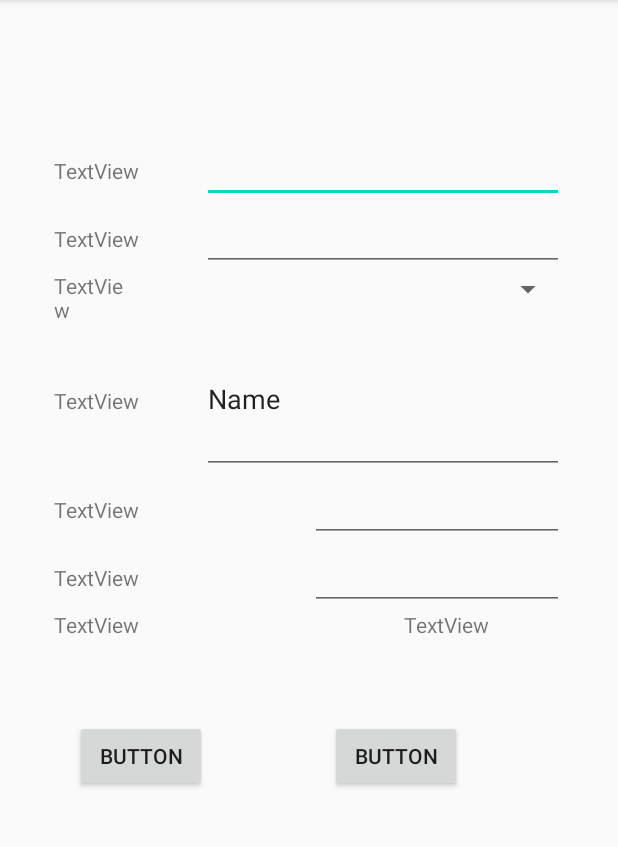
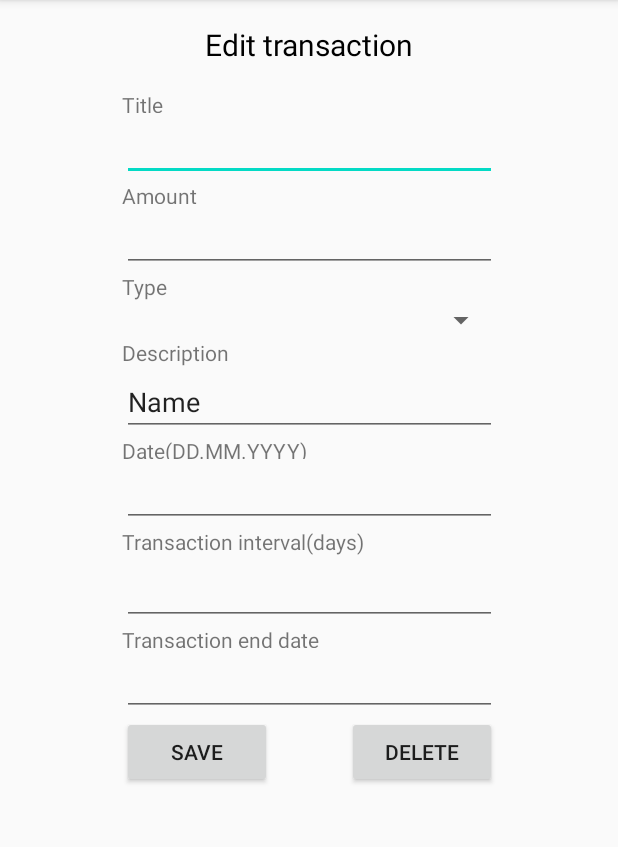
Before and after one commit to nhastor1/Personal-finances-application, an Android app: the fragment TransactionDetailFragment shown on its own in the app's theme, on a phone screen of 412 x 824 dp, the part 84-931 px from its top. Run offline under Robolectric (Android 15) with nearby library versions, the phone set to English and light mode, and no system bars.

Commit message:
Some buggs from spirala1 repaired

```diff
--- a/app/src/main/java/ba/unsa/etf/rma/rma20hastornedim52/DataChecker.java
+++ b/app/src/main/java/ba/unsa/etf/rma/rma20hastornedim52/DataChecker.java
@@ -7,6 +7,9 @@ import java.util.Date;
 
 public class DataChecker {
     public static void validDate(String date){
+        if(date.equals(""))
+            throw new IllegalArgumentException("Incorrect date");
+
         date = date.trim();
         String[] d = date.split("\\.");
         int day = Integer.parseInt(d[0]);
--- a/app/src/main/res/layout/edit_transaction.xml
+++ b/app/src/main/res/layout/edit_transaction.xml
@@ -214,7 +214,7 @@
                     android:text="TextView" />
 
                 <TextView
-                    android:id="@+id/textViewEndDateEdit2"
+                    android:id="@+id/editTextEndDateEdit"
                     android:layout_width="wrap_content"
                     android:layout_height="40dp"
                     android:layout_weight="3"
--- a/app/src/main/res/layout/fragment_transaction_edit.xml
+++ b/app/src/main/res/layout/fragment_transaction_edit.xml
@@ -9,23 +9,24 @@
     <TextView
         android:id="@+id/textViewEditOrAdd"
         android:layout_width="250dp"
-        android:layout_height="50dp"
+        android:layout_height="40dp"
         android:layout_marginStart="30dp"
-        android:layout_marginTop="20dp"
+        android:layout_marginTop="10dp"
         android:layout_marginEnd="30dp"
-        android:textSize="20sp"
         android:gravity="center"
         android:textColor="@android:color/black"
+        android:textSize="20sp"
+        android:text="@string/edit_transaction"
         app:layout_constraintEnd_toEndOf="parent"
         app:layout_constraintStart_toStartOf="parent"
         app:layout_constraintTop_toTopOf="parent" />
 
     <TableLayout
         android:id="@+id/tableLayout"
-        android:layout_width="340dp"
-        android:layout_height="450dp"
+        android:layout_width="250dp"
+        android:layout_height="480dp"
         android:layout_marginStart="50dp"
-        android:layout_marginTop="20dp"
+        android:layout_marginTop="10dp"
         android:layout_marginEnd="50dp"
         app:layout_constraintEnd_toEndOf="parent"
         app:layout_constraintStart_toStartOf="parent"
@@ -39,18 +40,18 @@
                 android:layout_width="match_parent"
                 android:layout_height="match_parent"
                 android:layout_weight="5"
-                android:orientation="horizontal">
+                android:orientation="vertical">
 
                 <TextView
                     android:id="@+id/textViewTitleEdit"
-                    android:layout_width="80dp"
-                    android:layout_height="30dp"
+                    android:layout_width="match_parent"
+                    android:layout_height="15dp"
                     android:layout_weight="2"
-                    android:text="TextView" />
+                    android:text="@string/title" />
 
                 <EditText
                     android:id="@+id/editTextTitle"
-                    android:layout_width="wrap_content"
+                    android:layout_width="250dp"
                     android:layout_height="wrap_content"
                     android:layout_weight="3"
                     android:ems="10"
@@ -67,18 +68,18 @@
                 android:layout_width="match_parent"
                 android:layout_height="match_parent"
                 android:layout_weight="5"
-                android:orientation="horizontal">
+                android:orientation="vertical">
 
                 <TextView
                     android:id="@+id/textViewAmountEdit"
-                    android:layout_width="80dp"
-                    android:layout_height="wrap_content"
+                    android:layout_width="match_parent"
+                    android:layout_height="15dp"
                     android:layout_weight="2"
-                    android:text="TextView" />
+                    android:text="@string/amount" />
 
                 <EditText
                     android:id="@+id/editTextAmount"
-                    android:layout_width="wrap_content"
+                    android:layout_width="match_parent"
                     android:layout_height="wrap_content"
                     android:layout_weight="3"
                     android:ems="10"
@@ -95,14 +96,14 @@
                 android:layout_width="match_parent"
                 android:layout_height="match_parent"
                 android:layout_weight="5"
-                android:orientation="horizontal">
+                android:orientation="vertical">
 
                 <TextView
                     android:id="@+id/textViewTypeEdit"
-                    android:layout_width="80dp"
-                    android:layout_height="wrap_content"
+                    android:layout_width="match_parent"
+                    android:layout_height="20dp"
                     android:layout_weight="2"
-                    android:text="TextView" />
+                    android:text="@string/type" />
 
                 <Spinner
                     android:id="@+id/spinnerTransactionType"
@@ -119,26 +120,26 @@
 
             <LinearLayout
                 android:layout_width="match_parent"
-                android:layout_height="100dp"
+                android:layout_height="65dp"
                 android:layout_weight="5"
-                android:orientation="horizontal">
+                android:orientation="vertical">
 
                 <TextView
                     android:id="@+id/textViewDescriptionEdit"
-                    android:layout_width="80dp"
-                    android:layout_height="wrap_content"
+                    android:layout_width="match_parent"
+                    android:layout_height="15dp"
                     android:layout_weight="2"
-                    android:text="TextView" />
+                    android:text="@string/description" />
 
                 <EditText
                     android:id="@+id/editTextDescription"
-                    android:layout_width="wrap_content"
-                    android:layout_height="wrap_content"
+                    android:layout_width="match_parent"
+                    android:layout_height="30dp"
                     android:layout_weight="3"
                     android:ems="10"
                     android:inputType="textMultiLine"
-                    android:text="Name"
-                    android:lines="4" />
+                    android:lines="3"
+                    android:text="Name" />
             </LinearLayout>
         </TableRow>
 
@@ -150,18 +151,18 @@
                 android:layout_width="match_parent"
                 android:layout_height="match_parent"
                 android:layout_weight="5"
-                android:orientation="horizontal">
+                android:orientation="vertical">
 
                 <TextView
                     android:id="@+id/textViewDateEdit"
-                    android:layout_width="200dp"
-                    android:layout_height="wrap_content"
+                    android:layout_width="match_parent"
+                    android:layout_height="15dp"
                     android:layout_weight="2"
-                    android:text="TextView" />
+                    android:text="@string/date" />
 
                 <EditText
                     android:id="@+id/editTextDate"
-                    android:layout_width="wrap_content"
+                    android:layout_width="match_parent"
                     android:layout_height="wrap_content"
                     android:layout_weight="3"
                     android:ems="10"
@@ -177,18 +178,18 @@
                 android:layout_width="match_parent"
                 android:layout_height="match_parent"
                 android:layout_weight="5"
-                android:orientation="horizontal">
+                android:orientation="vertical">
 
                 <TextView
                     android:id="@+id/textViewTransactionIntervalEdit"
-                    android:layout_width="200dp"
-                    android:layout_height="wrap_content"
+                    android:layout_width="match_parent"
+                    android:layout_height="20dp"
                     android:layout_weight="2"
-                    android:text="TextView" />
+                    android:text="@string/transaction_interval" />
 
                 <EditText
                     android:id="@+id/editTextTransactionInterval"
-                    android:layout_width="wrap_content"
+                    android:layout_width="match_parent"
                     android:layout_height="wrap_content"
                     android:layout_weight="3"
                     android:ems="10"
@@ -202,44 +203,55 @@
 
             <LinearLayout
                 android:layout_width="match_parent"
-                android:layout_height="40dp"
+                android:layout_height="match_parent"
                 android:layout_weight="5"
-                android:orientation="horizontal">
+                android:orientation="vertical">
 
                 <TextView
                     android:id="@+id/textViewEndDateEdit"
-                    android:layout_width="200dp"
-                    android:layout_height="40dp"
+                    android:layout_width="match_parent"
+                    android:layout_height="15dp"
                     android:layout_weight="2"
-                    android:text="TextView" />
+                    android:text="@string/end_date" />
+
+                <EditText
+                    android:id="@+id/editTextEndDateEdit"
+                    android:layout_width="match_parent"
+                    android:layout_height="wrap_content"
+                    android:ems="10"
+                    android:inputType="date"
+                    android:layout_weight="3" />
+            </LinearLayout>
+        </TableRow>
+
+        <TableRow
+            android:layout_width="match_parent"
+            android:layout_height="match_parent">
+
+            <LinearLayout
+                android:layout_width="match_parent"
+                android:layout_height="50dp"
+                android:orientation="horizontal">
+
+                <Button
+                    android:id="@+id/buttonSave"
+                    android:layout_width="100dp"
+                    android:layout_height="wrap_content"
+                    android:text="@string/save" />
 
                 <TextView
-                    android:id="@+id/textViewEndDateEdit2"
-                    android:layout_width="wrap_content"
-                    android:layout_height="40dp"
-                    android:layout_weight="3"
-                    android:text="TextView" />
+                    android:layout_width="50dp"
+                    android:layout_height="wrap_content" />
+
+                <Button
+                    android:id="@+id/buttonDelete"
+                    android:layout_width="100dp"
+                    android:layout_height="wrap_content"
+                    android:text="@string/delete" />
+
             </LinearLayout>
         </TableRow>
     </TableLayout>
 
-    <Button
-        android:id="@+id/buttonSave"
-        android:layout_width="wrap_content"
-        android:layout_height="wrap_content"
-        android:layout_marginStart="50dp"
-        android:layout_marginTop="480dp"
-        android:text="Button"
-        app:layout_constraintStart_toStartOf="parent"
-        app:layout_constraintTop_toTopOf="parent" />
 
-    <Button
-        android:id="@+id/buttonDelete"
-        android:layout_width="wrap_content"
-        android:layout_height="wrap_content"
-        android:layout_marginStart="220dp"
-        android:layout_marginTop="480dp"
-        android:text="Button"
-        app:layout_constraintStart_toStartOf="parent"
-        app:layout_constraintTop_toTopOf="parent" />
 </androidx.constraintlayout.widget.ConstraintLayout>
--- a/app/src/main/res/values/strings.xml
+++ b/app/src/main/res/values/strings.xml
@@ -13,13 +13,13 @@
     <string name="all">All</string>
     <string name="month_year">%1$s, %2$d</string>
     <string name="edit_transaction">Edit transaction</string>
-    <string name="title">Title:</string>
-    <string name="amount">Amount:</string>
-    <string name="type">Type:</string>
-    <string name="description">Description:</string>
-    <string name="date">Date(dd.mm.yyyy):</string>
-    <string name="transaction_interval">Transaction interval(days):</string>
-    <string name="end_date">Transaction end date:</string>
+    <string name="title">Title</string>
+    <string name="amount">Amount</string>
+    <string name="type">Type</string>
+    <string name="description">Description</string>
+    <string name="date">Date(DD.MM.YYYY)</string>
+    <string name="transaction_interval">Transaction interval(days)</string>
+    <string name="end_date">Transaction end date</string>
     <string name="save">Save</string>
     <string name="delete">Delete</string>
     <string name="no_date">No end date</string>
```
Also changed, not shown: app/src/main/java/ba/unsa/etf/rma/rma20hastornedim52/Graphs/GraphsFragment.java (+0 -10 lines), app/src/main/java/ba/unsa/etf/rma/rma20hastornedim52/Graphs/GraphsPresenter.java (+4 -4 lines), app/src/main/java/ba/unsa/etf/rma/rma20hastornedim52/Transaction.java (+17 -8 lines), app/src/main/java/ba/unsa/etf/rma/rma20hastornedim52/TransactionEditActivit/TransactionDetailFragment.java (+21 -21 lines), app/src/main/java/ba/unsa/etf/rma/rma20hastornedim52/TransactionModel.java (+30 -20 lines).
